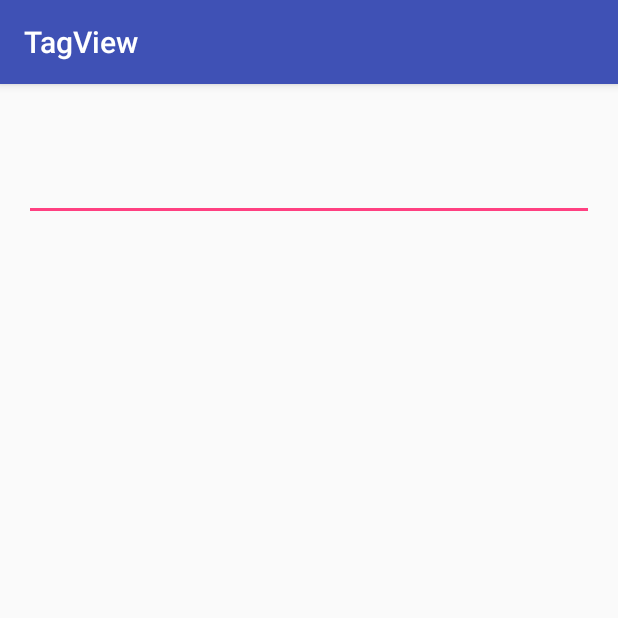
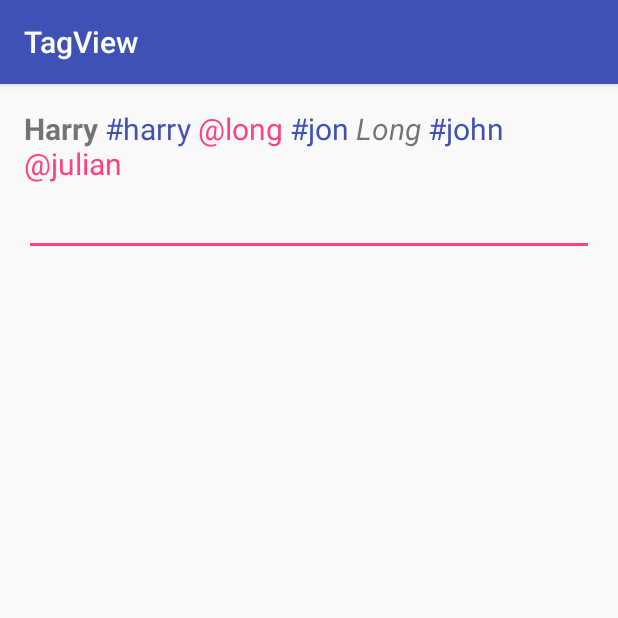
Before and after one commit to harrylefit/tagview, an Android app: the screen it shows after launch (MainActivity), on a phone screen of 412 x 824 dp, the top half of it. Run offline under Robolectric (Android 15) with nearby library versions, the phone set to English and light mode, and no system bars; our stand-ins replace EventBus; libraries missing offline, so code that uses them is left out: com.labo.kaji; 9 statements that could not run were skipped.

Commit message:
update example tagview

```diff
--- a/TagView/app/src/main/java/vn/eazy/example/MainActivity.java
+++ b/TagView/app/src/main/java/vn/eazy/example/MainActivity.java
@@ -29,10 +29,10 @@ public class MainActivity extends AppCompatActivity implements ActiveHashTag.OnH
     protected void onCreate(Bundle savedInstanceState) {
         super.onCreate(savedInstanceState);
         setContentView(R.layout.activity_main);
-//        tvContent = (TagTextView) findViewById(R.id.tvContent);
-//        String content = "<b>Harry</b> #harry @long #jon <i>Long</i> #john @julian";
-//        tvContent.appendText(content);
-//        tvContent.setHashTagClickListener(this);
+        tvContent = (TagTextView) findViewById(R.id.tvContent);
+        String content = "<b>Harry</b> #harry @long #jon <i>Long</i> #john @julian";
+        tvContent.appendText(content);
+        tvContent.setHashTagClickListener(this);
 
         tvInput = (TagEditTextView) findViewById(R.id.tvInput);
         tvInput.setHashTagClickListener(this);
```
